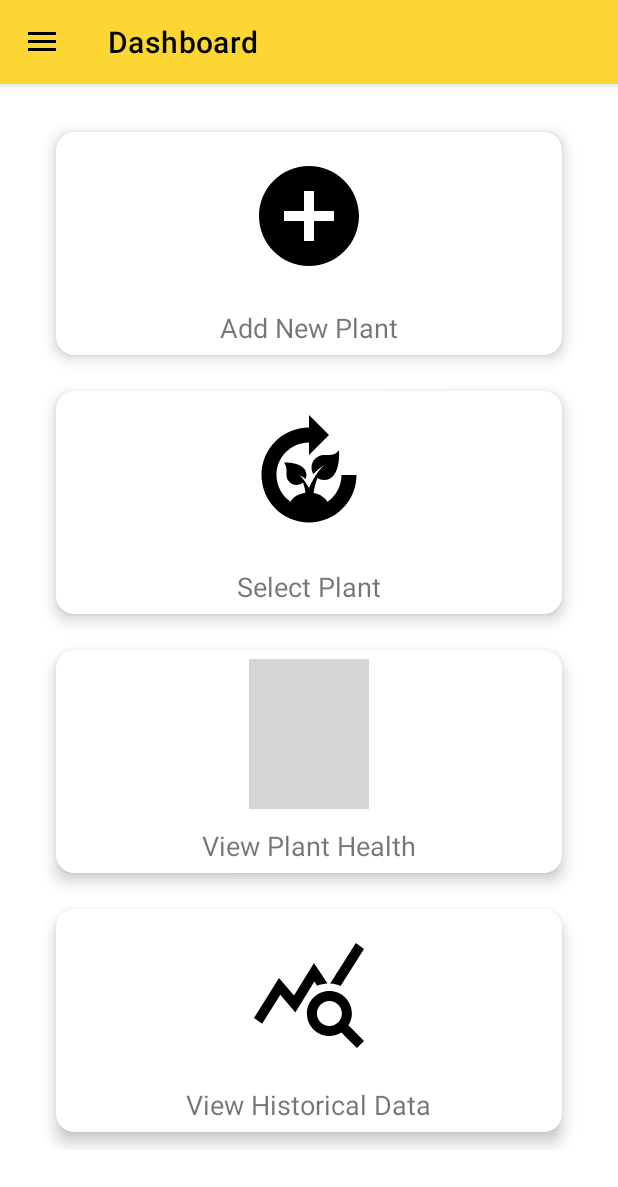
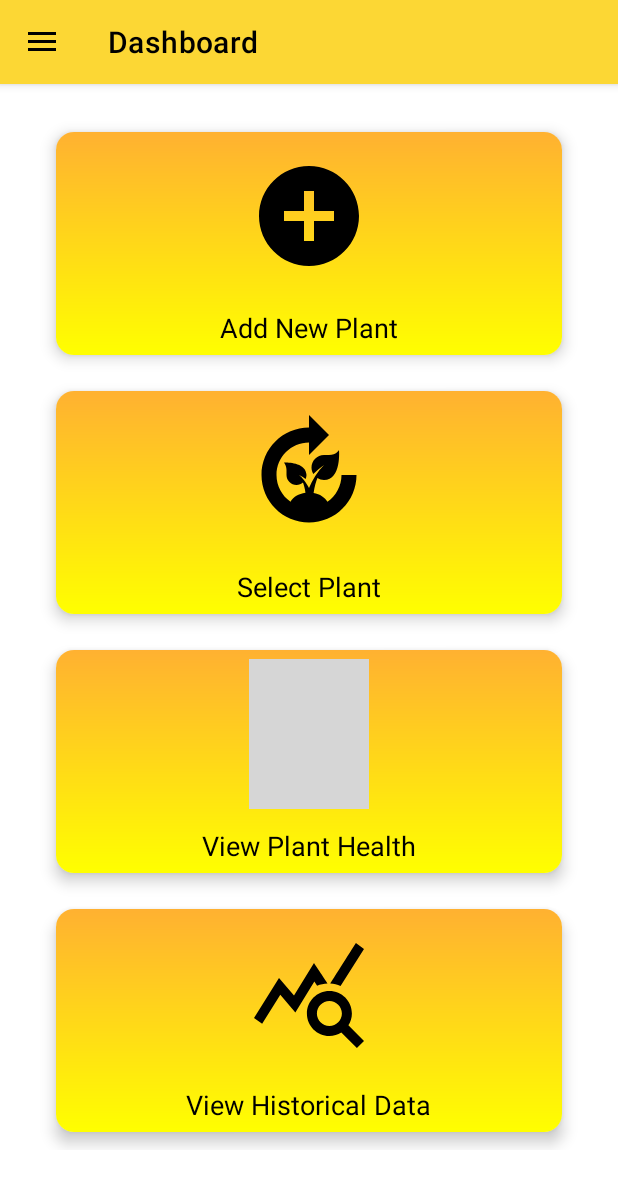
Before and after one commit to m-a-z-z-z/Plant_Monitor_App, an Android app: the screen it shows after launch once a user with an empty profile is signed in (DashboardActivity), on a phone screen of 412 x 824 dp. Shown: the top 1187 px of the screen. Run offline under Robolectric (Android 15) with nearby library versions, the light colour scheme and no system bars; our stand-ins replace Firebase (no records; nobody signed in at launch, a user with empty details on screens opened directly); grey boxes are pictures that could not be loaded.

Commit message:
Changed card background color

```diff
--- /dev/null
+++ b/app/src/main/res/drawable/card_background.xml
@@ -0,0 +1,9 @@
+<?xml version="1.0" encoding="utf-8"?>
+<shape xmlns:android="http://schemas.android.com/apk/res/android"
+    android:shape="rectangle">
+    <gradient
+        android:type="linear"
+        android:startColor="#FFFF00"
+        android:endColor="#FFB131"
+        android:angle="90"/>
+</shape>
--- /dev/null
+++ b/app/src/main/res/drawable/card_background2.xml
@@ -0,0 +1,9 @@
+<?xml version="1.0" encoding="utf-8"?>
+<shape xmlns:android="http://schemas.android.com/apk/res/android"
+    android:shape="rectangle">
+    <gradient
+        android:type="linear"
+        android:startColor="#FFFF00"
+        android:endColor="#FFB131"
+        android:angle="270"/>
+</shape>
--- a/app/src/main/res/layout/activity_dashboard.xml
+++ b/app/src/main/res/layout/activity_dashboard.xml
@@ -41,6 +41,12 @@
                         app:cardElevation="6dp"
                         android:onClick="onDashboardCVClick">
 
+                        <ImageView
+                            android:src="@drawable/card_background"
+                            android:layout_width="match_parent"
+                            android:layout_height="match_parent"
+                            android:scaleType="fitXY"/>
+
                         <LinearLayout
                             android:layout_width="match_parent"
                             android:layout_height="match_parent"
@@ -51,12 +57,13 @@
                             <ImageView
                                 android:layout_width="80dp"
                                 android:layout_height="100dp"
-                                android:src="@drawable/ic_add" />
+                                android:src="@drawable/ic_add"/>
                             <TextView
                                 android:layout_width="wrap_content"
                                 android:layout_height="wrap_content"
                                 android:layout_marginTop="12dp"
                                 android:text="Add New Plant"
+                                android:textColor="@color/black"
                                 android:textSize="18dp"/>
 
                         </LinearLayout>
@@ -72,6 +79,12 @@
                         app:cardCornerRadius="12dp"
                         app:cardElevation="6dp"
                         android:onClick="onDashboardCVClick">
+
+                        <ImageView
+                            android:src="@drawable/card_background"
+                            android:layout_width="match_parent"
+                            android:layout_height="match_parent"
+                            android:scaleType="fitXY"/>
 
                         <LinearLayout
                             android:layout_width="match_parent"
@@ -89,6 +102,7 @@
                                 android:layout_height="wrap_content"
                                 android:layout_marginTop="12dp"
                                 android:text="Select Plant"
+                                android:textColor="@color/black"
                                 android:textSize="18dp"/>
 
                         </LinearLayout>
@@ -104,6 +118,12 @@
                         app:cardCornerRadius="12dp"
                         app:cardElevation="6dp"
                         android:onClick="onDashboardCVClick">
+
+                        <ImageView
+                            android:src="@drawable/card_background"
+                            android:layout_width="match_parent"
+                            android:layout_height="match_parent"
+                            android:scaleType="fitXY"/>
 
                         <LinearLayout
                             android:layout_width="match_parent"
@@ -121,6 +141,7 @@
                                 android:layout_height="wrap_content"
                                 android:layout_marginTop="12dp"
                                 android:text="View Plant Health"
+                                android:textColor="@color/black"
                                 android:textSize="18dp"/>
 
                         </LinearLayout>
@@ -136,6 +157,12 @@
                         app:cardCornerRadius="12dp"
                         app:cardElevation="6dp"
                         android:onClick="onDashboardCVClick">
+
+                        <ImageView
+                            android:src="@drawable/card_background"
+                            android:layout_width="match_parent"
+                            android:layout_height="match_parent"
+                            android:scaleType="fitXY"/>
 
                         <LinearLayout
                             android:layout_width="match_parent"
@@ -153,10 +180,10 @@
                                 android:layout_height="wrap_content"
                                 android:layout_marginTop="12dp"
                                 android:text="View Historical Data"
+                                android:textColor="@color/black"
                                 android:textSize="18dp"/>
                         </LinearLayout>
                     </androidx.cardview.widget.CardView>
-
 
                 </GridLayout>
             </LinearLayout>
--- a/app/src/main/res/layout/activity_historical_data.xml
+++ b/app/src/main/res/layout/activity_historical_data.xml
@@ -34,6 +34,11 @@
         app:layout_constraintEnd_toEndOf="parent"
         app:layout_constraintStart_toStartOf="parent"
         app:layout_constraintTop_toBottomOf="@+id/tvHistoricalData">
+        <ImageView
+            android:src="@drawable/card_background2"
+            android:layout_width="match_parent"
+            android:layout_height="match_parent"
+            android:scaleType="fitXY"/>
 
         <com.github.mikephil.charting.charts.LineChart
             android:id="@+id/lineChart"
--- a/app/src/main/res/layout/activity_select_plant.xml
+++ b/app/src/main/res/layout/activity_select_plant.xml
@@ -9,6 +9,7 @@
     <ScrollView
         android:layout_width="match_parent"
         android:layout_height="match_parent">
+
         <LinearLayout
             android:layout_width="match_parent"
             android:orientation="vertical"
```
